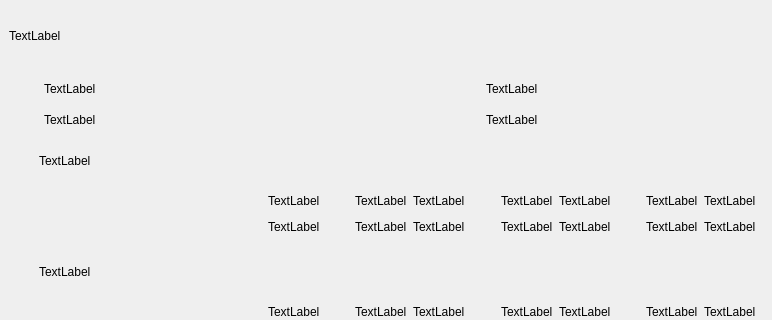
First picture: the form in src/ui/gui/storyboards/CallibrationPage.ui, repository HBuczynski/AHRS, before the edit; both pictures show x 0 to 772 and y 0 to 320 of the 1024 by 600 pixel window.
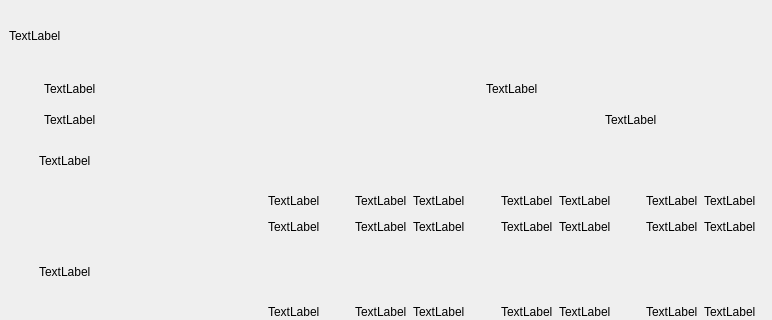
Second picture: the form after the edit.

```diff
--- a/src/ui/gui/storyboards/CallibrationPage.ui
+++ b/src/ui/gui/storyboards/CallibrationPage.ui
@@ -181,6 +181,12 @@
       </item>
       <item>
        <widget class="QLabel" name="redundant_leftLabel">
+        <property name="minimumSize">
+         <size>
+          <width>290</width>
+          <height>0</height>
+         </size>
+        </property>
         <property name="text">
          <string>TextLabel</string>
         </property>
```
